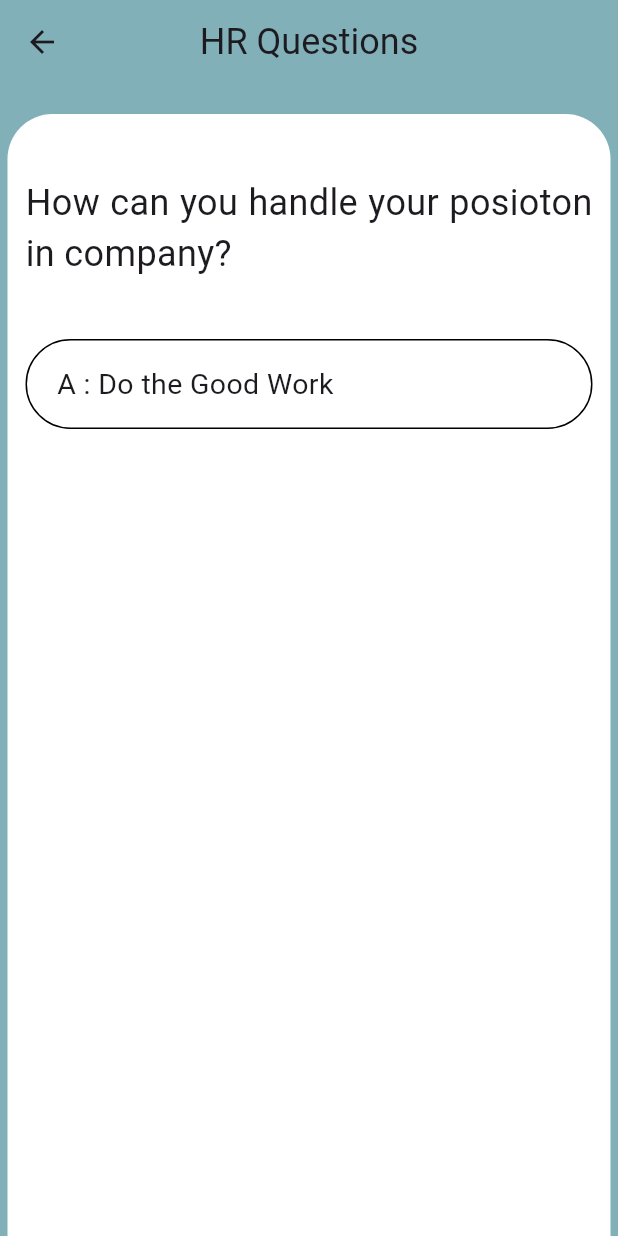
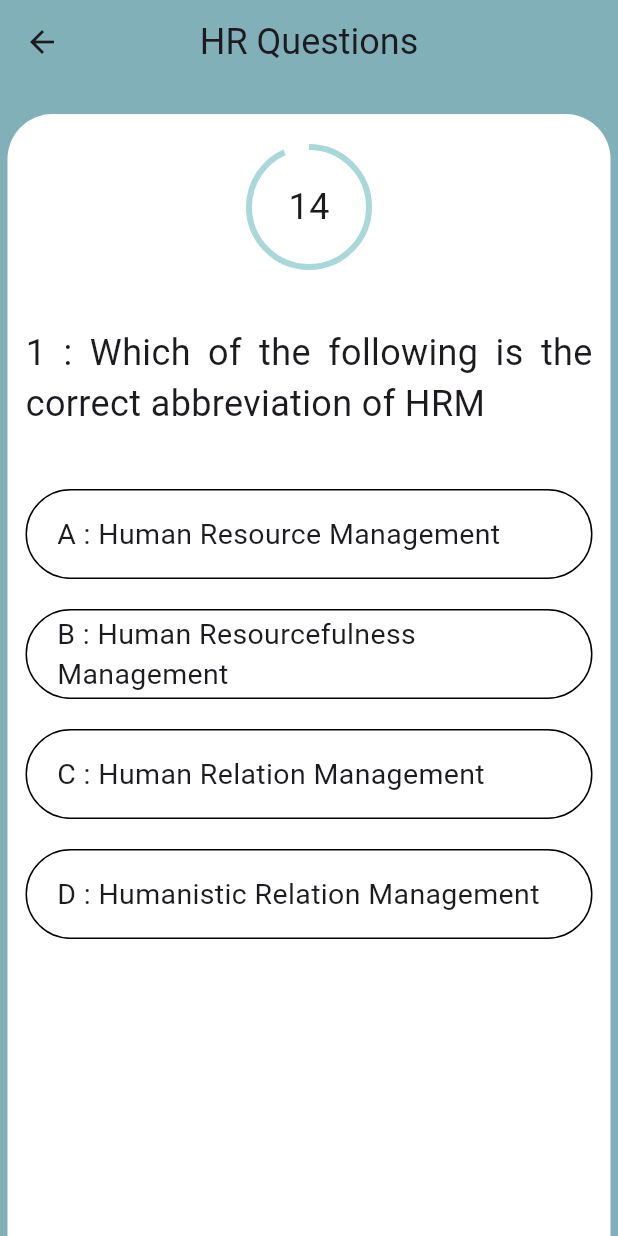
Before and after one commit to NamanGajera/quiz_app, a Flutter app: the screen it shows after launch, after a tap on "Login", after a tap on "HR Questions", on a phone screen of 412 x 824 dp. Run offline on Flutter 3.47's test engine with Material 3 defaults, Android fonts, the phone set to English and light mode, and no system bars; our stand-ins replace firebase_core; accounts and stored records are empty.

```diff
--- /dev/null
+++ b/lib/screens/home_screens/que_list.dart
@@ -0,0 +1,119 @@
+class QuestionModel {
+  final String question;
+  final List<String> options;
+  final int correctAnswerIndex;
+
+  const QuestionModel({
+    required this.correctAnswerIndex,
+    required this.options,
+    required this.question,
+  });
+}
+
+const List<QuestionModel> hrquestionsList = [
+  QuestionModel(
+    question: 'Which of the following is the correct abbreviation of HRM',
+    correctAnswerIndex: 1,
+    options: [
+      'A : Human Resource Management',
+      'B : Human Resourcefulness Management',
+      'C : Human Relation Management',
+      'D : Humanistic Relation Management',
+    ],
+  ),
+  QuestionModel(
+    question:
+        'Which of the following correctly defines the Human Resource Department?',
+    correctAnswerIndex: 2,
+    options: [
+      'A : Functional department',
+      'B : Service department',
+      'C : Line department9',
+      'D : Authority department',
+    ],
+  ),
+  QuestionModel(
+    question: 'Human factor can be defined as __________',
+    correctAnswerIndex: 2,
+    options: [
+      'A : concept of human behavior',
+      'B : Interrelated Physiological',
+      'C : Micro and macro issues',
+      'D : None of the above',
+    ],
+  ),
+  QuestionModel(
+    question:
+        'Finding ways to reduce __________ is a crucial responsibility of management.',
+    correctAnswerIndex: 3,
+    options: [
+      'A : Stress',
+      'B : Dissatisfaction',
+      'C : Uncertainty',
+      'D : None of the above',
+    ],
+  ),
+  QuestionModel(
+    question:
+        'Which of the following components are reformed to support the strategies of human resource function?',
+    correctAnswerIndex: 1,
+    options: [
+      'A : Control systems',
+      'B : Appointment',
+      'C : Rewards',
+      'D : Job allotment',
+    ],
+  ),
+  QuestionModel(
+    question:
+        'Which of the following fields requires a skilled HR professional?',
+    correctAnswerIndex: 2,
+    options: [
+      'A : People handling',
+      'B : Clarifying',
+      'C : Both (a) and (b)',
+      'D : None of the above',
+    ],
+  ),
+  QuestionModel(
+    question:
+        'Which of the following fields requires a skilled HR professional?',
+    correctAnswerIndex: 3,
+    options: [
+      'A : Stress',
+      'B : Dissatisfaction',
+      'C : Uncertainty',
+      'D : None of the above',
+    ],
+  ),
+  QuestionModel(
+    question: ' Which of the following is considered as strategic activity?',
+    correctAnswerIndex: 2,
+    options: [
+      'A : Productivity',
+      'B : Recruitment',
+      'C : Planning',
+      'D : All of the above',
+    ],
+  ),
+  QuestionModel(
+    question: 'Who laid the foundation of Human Resource Management practices?',
+    correctAnswerIndex: 3,
+    options: [
+      'A : David C. McClelland',
+      'B : Roethlisberger and Dickinson',
+      'C : Peter Drucker and Douglas McGregor',
+      'D : Elton Mayo',
+    ],
+  ),
+  QuestionModel(
+    question: 'What does a job specification include?',
+    correctAnswerIndex: 3,
+    options: [
+      'A : Personal characteristics',
+      'B : Physical characteristics',
+      'C : Psychological characteristics',
+      'D : All of the above',
+    ],
+  ),
+];
--- a/lib/screens/home_screens/questions_screen.dart
+++ b/lib/screens/home_screens/questions_screen.dart
@@ -1,14 +1,98 @@
+import 'dart:async';
+
 import 'package:flutter/material.dart';
 import 'package:quiz_app/const/colors.dart';
+import 'package:quiz_app/screens/home_screens/que_list.dart';
 
-class QuestionsScreen extends StatelessWidget {
+import '../../common/question_option.dart';
+import 'result_screen.dart';
+
+class QuestionsScreen extends StatefulWidget {
   const QuestionsScreen({
     super.key,
     required this.title,
   });
   final String title;
+
+  @override
+  State<QuestionsScreen> createState() => _QuestionsScreenState();
+}
+
+class _QuestionsScreenState extends State<QuestionsScreen> {
+  @override
+  void initState() {
+    // TODO: implement initState
+    super.initState();
+    startTimer();
+  }
+
+  @override
+  void dispose() {
+    // TODO: implement dispose
+    super.dispose();
+    timer?.cancel();
+  }
+
+  int seconds = 15;
+  Timer? timer;
+  var currentQueIndex = 0;
+  int? selectedOption;
+  int score = 0;
+  var optionColor = [
+    Colors.black,
+    Colors.black,
+    Colors.black,
+    Colors.black,
+    Colors.black,
+  ];
+  resetColor() {
+    optionColor = [
+      Colors.black,
+      Colors.black,
+      Colors.black,
+      Colors.black,
+      Colors.black,
+    ];
+  }
+
+  startTimer() {
+    timer = Timer.periodic(Duration(seconds: 1), (timer) {
+      setState(() {
+        if (seconds > 0) {
+          seconds--;
+        } else if (seconds == 0) {
+          // timer.cancel();
+          seconds = 15;
+          currentQueIndex++;
+          if (currentQueIndex > 9) {
+            Navigator.pushAndRemoveUntil(
+                context,
+                MaterialPageRoute(builder: (context) => const ResultScreen()),
+                (route) => route.isFirst);
+            currentQueIndex = 0;
+            seconds = 15;
+            timer.cancel();
+          }
+        } else {
+          timer.cancel();
+        }
+      });
+    });
+  }
+
+  void countScore(int value) {
+    setState(() {
+      selectedOption = value;
+      final hrquestion = hrquestionsList[currentQueIndex];
+      if (selectedOption == hrquestion.correctAnswerIndex) {
+        score++;
+      }
+    });
+  }
+
   @override
   Widget build(BuildContext context) {
+    final hrquestion = hrquestionsList[currentQueIndex];
     return SafeArea(
       child: Scaffold(
         backgroundColor: primaryColor1,
@@ -16,7 +100,7 @@ class QuestionsScreen extends StatelessWidget {
           elevation: 0,
           backgroundColor: primaryColor1,
           title: Text(
-            title,
+            widget.title,
             style: const TextStyle(fontSize: 24),
           ),
           centerTitle: true,
@@ -29,7 +113,7 @@ class QuestionsScreen extends StatelessWidget {
                 height: MediaQuery.of(context).size.height,
                 width: double.infinity,
                 margin: const EdgeInsets.only(left: 5, right: 5),
-                decoration: BoxDecoration(
+                decoration: const BoxDecoration(
                   borderRadius: BorderRadius.only(
                     topLeft: Radius.circular(30),
                     topRight: Radius.circular(30),
@@ -41,28 +125,90 @@ class QuestionsScreen extends StatelessWidget {
                   child: Column(
                     children: [
                       const SizedBox(
-                        height: 30,
+                        height: 10,
                       ),
+                      // Timer
+                      Stack(
+                        alignment: Alignment.center,
+                        children: [
                           Text(
-                        'How can you handle your posioton in company?',
-                        style: TextStyle(
+                            '$seconds',
+                            style: const TextStyle(fontSize: 24),
+                          ),
+                          SizedBox(
+                            height: 80,
+                            width: 80,
+                            child: CircularProgressIndicator(
+                              value: seconds / 15,
+                              valueColor:
+                                  const AlwaysStoppedAnimation(primaryColor2),
+                            ),
+                          )
+                        ],
+                      ),
+                      const SizedBox(
+                        height: 40,
+                      ),
+                      // Question text
+                      Text(
+                        '${currentQueIndex + 1} : ${hrquestion.question}',
+                        style: const TextStyle(
                           fontSize: 24,
                         ),
                         textAlign: TextAlign.justify,
                       ),
                       const SizedBox(height: 40),
-                      Container(
+                      Expanded(
+                        child: ListView.separated(
+                          itemBuilder: (context, index) {
+                            return GestureDetector(
+                              onTap: () {
+                                countScore(index);
+                                if (hrquestion.correctAnswerIndex == index) {
+                                  optionColor[index] = Colors.green;
+                                } else {
+                                  optionColor[index] = Colors.red;
+                                }
+
+                                if (currentQueIndex < 9) {
+                                  Future.delayed(Duration(milliseconds: 800),
+                                      () {
+                                    currentQueIndex++;
+                                    resetColor();
+                                    timer!.cancel();
+                                    seconds = 15;
+                                    startTimer();
+                                  });
+                                } else {
+                                  timer!.cancel();
+                                  Navigator.pushAndRemoveUntil(
+                                      context,
+                                      MaterialPageRoute(
+                                          builder: (context) =>
+                                              const ResultScreen()),
+                                      (route) => route.isFirst);
+                                }
+                              },
+                              child: Container(
                                 alignment: Alignment.centerLeft,
                                 padding: const EdgeInsets.only(left: 20),
                                 height: 60,
                                 width: double.infinity,
                                 decoration: BoxDecoration(
-                          border: Border.all(color: Colors.black),
+                                  border: Border.all(color: optionColor[index]),
                                   borderRadius: BorderRadius.circular(30),
                                 ),
                                 child: Text(
-                          'A : Do the Good Work',
-                          style: TextStyle(fontSize: 19),
+                                  hrquestion.options[index],
+                                  style: const TextStyle(fontSize: 19),
+                                ),
+                              ),
+                            );
+                          },
+                          separatorBuilder: (context, index) {
+                            return const SizedBox(height: 20);
+                          },
+                          itemCount: 4,
                         ),
                       ),
                     ],
```
Also changed, not shown: lib/common/question_option.dart (added, +26 -0 lines), lib/screens/home_screens/result_screen.dart (added, +20 -0 lines). Lines whose indentation alone changed are shown as unchanged.
